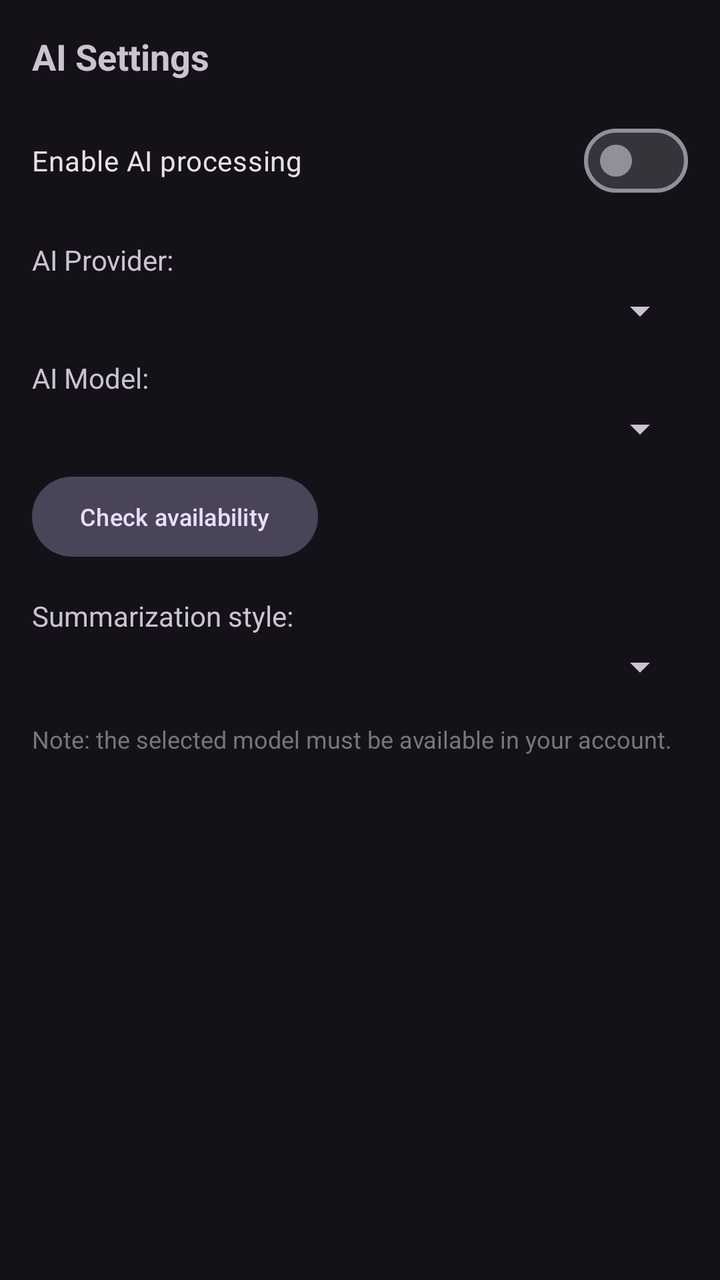
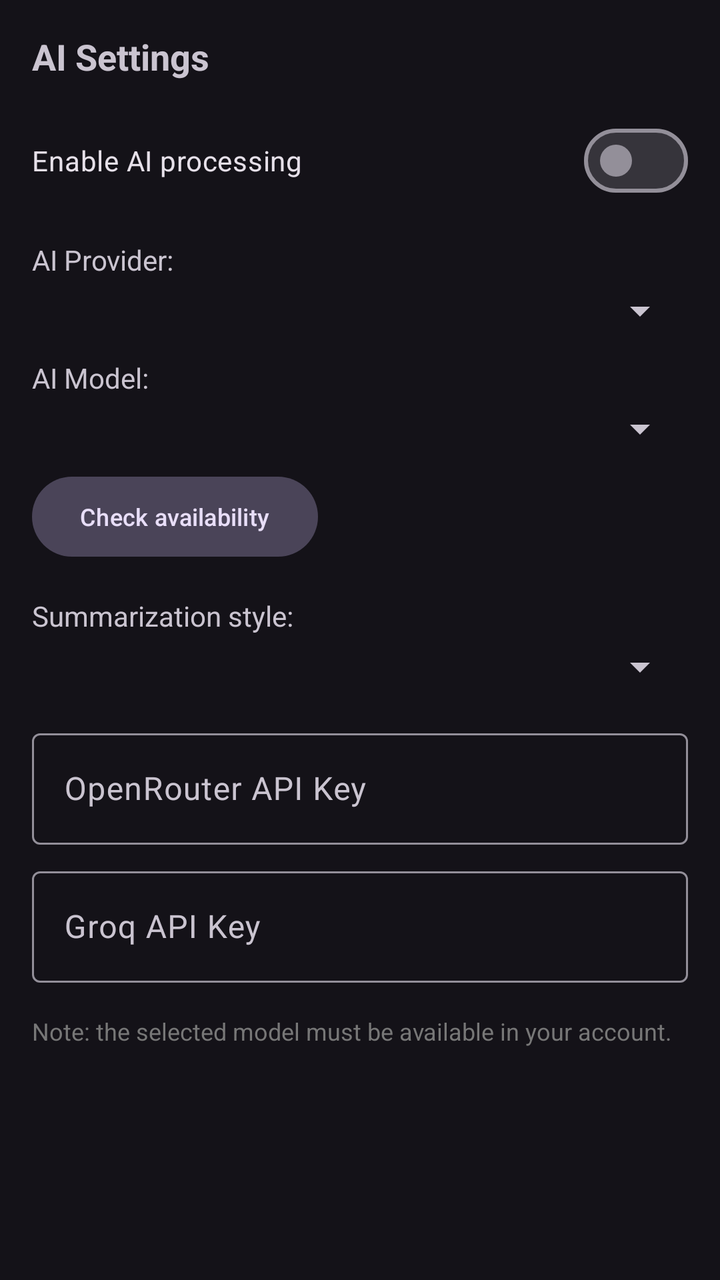

An Android layout rendered at two revisions. The XML below is the earlier revision; the diff shows what the commit changed to produce the second picture.
<!-- AndroidManifest.xml: application theme Theme.TelegramNewsReader -->
<!-- res/layout/dialog_ai_settings.xml -->
<?xml version="1.0" encoding="utf-8"?>
<ScrollView xmlns:android="http://schemas.android.com/apk/res/android"
    android:layout_width="match_parent"
    android:layout_height="wrap_content">

    <LinearLayout
        android:layout_width="match_parent"
        android:layout_height="wrap_content"
        android:orientation="vertical"
        android:padding="16dp">

        <TextView
            android:layout_width="wrap_content"
            android:layout_height="wrap_content"
            android:text="@string/ai_settings_title"
            android:textSize="18sp"
            android:textStyle="bold"
            android:layout_marginBottom="16dp"/>

        <com.google.android.material.materialswitch.MaterialSwitch
            android:id="@+id/switch_ai_enabled"
            android:layout_width="match_parent"
            android:layout_height="wrap_content"
            android:text="@string/enable_ai_processing"
            android:layout_marginBottom="16dp" />

        <TextView
            android:layout_width="wrap_content"
            android:layout_height="wrap_content"
            android:text="@string/ai_provider_label"
            android:layout_marginBottom="4dp"/>
        <Spinner
            android:id="@+id/spinner_ai_provider"
            android:layout_width="match_parent"
            android:layout_height="wrap_content"
            android:layout_marginBottom="12dp"/>

        <TextView
            android:layout_width="wrap_content"
            android:layout_height="wrap_content"
            android:text="@string/ai_model_label"
            android:layout_marginBottom="4dp"/>
        <Spinner
            android:id="@+id/spinner_ai_model"
            android:layout_width="match_parent"
            android:layout_height="wrap_content"
            android:layout_marginBottom="8dp"/>

        <LinearLayout
            android:layout_width="match_parent"
            android:layout_height="wrap_content"
            android:orientation="horizontal"
            android:gravity="center_vertical"
            android:layout_marginBottom="16dp">

            <Button
                android:id="@+id/btn_test_ai_model"
                style="@style/Widget.Material3.Button.TonalButton"
                android:layout_width="wrap_content"
                android:layout_height="wrap_content"
                android:text="@string/check_availability"
                android:textSize="12sp" />

            <TextView
                android:id="@+id/tv_ai_test_status"
                android:layout_width="wrap_content"
                android:layout_height="wrap_content"
                android:layout_marginStart="8dp"
                android:textSize="12sp"
                android:text="" />
        </LinearLayout>

        <TextView
            android:layout_width="wrap_content"
            android:layout_height="wrap_content"
            android:text="@string/summary_style_label"
            android:layout_marginBottom="4dp"/>
        <Spinner
            android:id="@+id/spinner_ai_style"
            android:layout_width="match_parent"
            android:layout_height="wrap_content"
            android:layout_marginBottom="16dp"/>

        <TextView
            android:layout_width="wrap_content"
            android:layout_height="wrap_content"
            android:text="@string/ai_note"
            android:textSize="12sp"
            android:textColor="#777777"
            android:layout_marginBottom="8dp"/>

    </LinearLayout>
</ScrollView>
<!-- resources referenced by this layout -->
<resources>
  <string name="ai_model_label">AI Model:</string>
  <string name="ai_note">Note: the selected model must be available in your account.</string>
  <string name="ai_provider_label">AI Provider:</string>
  <string name="ai_settings_title">AI Settings</string>
  <string name="check_availability">Check availability</string>
  <string name="enable_ai_processing">Enable AI processing</string>
  <string name="summary_style_label">Summarization style:</string>
  <style name="Theme.TelegramNewsReader" parent="Theme.TelegramNewsReader.Purple" />
  <style name="Theme.TelegramNewsReader.Purple" parent="Theme.Material3.Dark.NoActionBar">
          <item name="colorPrimary">@color/purple_500</item>
          <item name="colorPrimaryVariant">@color/purple_700</item>
          <item name="colorOnPrimary">@color/white</item>
          <item name="android:statusBarColor">?attr/colorPrimaryVariant</item>
          <item name="actionBarStyle">@style/CustomActionBarStyle</item>
      </style>
  <color name="purple_500">#FF6200EE</color>
  <color name="purple_700">#FF3700B3</color>
  <color name="white">#FFFFFFFF</color>
  <style name="CustomActionBarStyle" parent="Widget.Material3.ActionBar.Solid">
          <item name="titleTextStyle">@style/CustomActionBarTitle</item>
          <item name="android:titleTextStyle">@style/CustomActionBarTitle</item>
      </style>
  <style name="CustomActionBarTitle" parent="TextAppearance.Material3.ActionBar.Title">
          <item name="android:textSize">18sp</item>
          <item name="android:textStyle">bold</item>
          <item name="android:textColor">@color/white</item>
          <item name="android:gravity">center</item>
          <item name="android:layout_gravity">center</item>
      </style>
</resources>

<!-- the commit's change to res/layout/dialog_ai_settings.xml (unified diff, before → after) -->
@@ -81,6 +81,34 @@
             android:layout_height="wrap_content"
             android:layout_marginBottom="16dp"/>
 
+        <com.google.android.material.textfield.TextInputLayout
+            android:id="@+id/til_openrouter_key"
+            android:layout_width="match_parent"
+            android:layout_height="wrap_content"
+            android:hint="OpenRouter API Key"
+            android:layout_marginBottom="8dp"
+            style="@style/Widget.Material3.TextInputLayout.OutlinedBox">
+            <com.google.android.material.textfield.TextInputEditText
+                android:id="@+id/et_openrouter_key"
+                android:layout_width="match_parent"
+                android:layout_height="wrap_content"
+                android:inputType="textPassword"/>
+        </com.google.android.material.textfield.TextInputLayout>
+
+        <com.google.android.material.textfield.TextInputLayout
+            android:id="@+id/til_groq_key"
+            android:layout_width="match_parent"
+            android:layout_height="wrap_content"
+            android:hint="Groq API Key"
+            android:layout_marginBottom="16dp"
+            style="@style/Widget.Material3.TextInputLayout.OutlinedBox">
+            <com.google.android.material.textfield.TextInputEditText
+                android:id="@+id/et_groq_key"
+                android:layout_width="match_parent"
+                android:layout_height="wrap_content"
+                android:inputType="textPassword"/>
+        </com.google.android.material.textfield.TextInputLayout>
+
         <TextView
             android:layout_width="wrap_content"
             android:layout_height="wrap_content"
